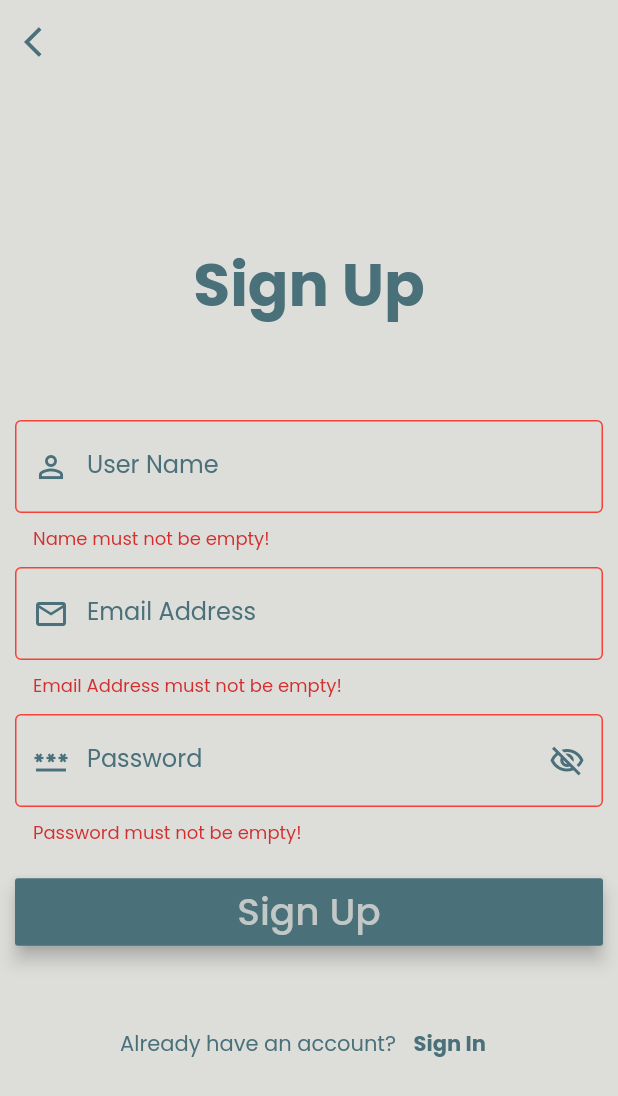
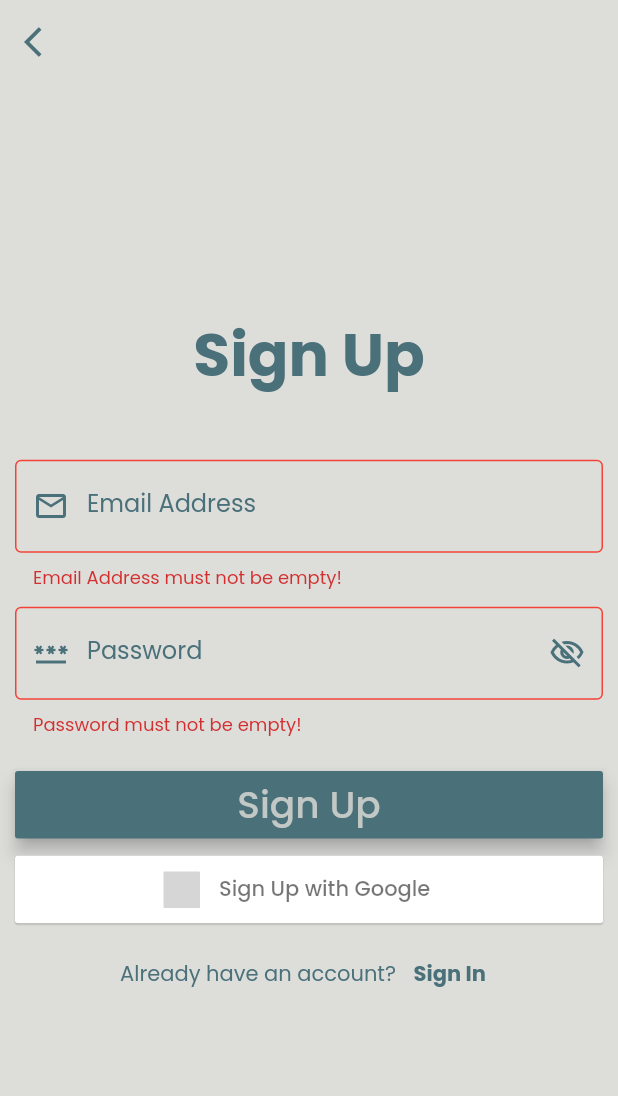
Before and after one commit to 5alafawyyy/turing, a Flutter app: the RegisterViewBody screen opened directly, after a tap on "Sign Up", on a phone screen of 412 x 824 dp. Shown: the top 1096 px of the screen. Run offline on Flutter 3.47's test engine with Material 2 defaults, Android fonts, the light colour scheme and no system bars; drawn by our look-alikes of modal_progress_hud_nsn; our stand-ins replace dots_indicator, firebase_auth, firebase_core, flutter_signin_button, get, google_fonts and 4 more; missing offline and left inert: flutter_overboard; accounts and stored records are empty; network calls fail; grey boxes are pictures that could not be loaded.

Commit message:
Add firebase authentication and change app name & icon

```diff
--- a/lib/controllers/register_controller.dart
+++ b/lib/controllers/register_controller.dart
@@ -1,5 +1,6 @@
 import 'package:flutter/material.dart';
 import 'package:get/get.dart';
+import 'package:turing/controllers/authController.dart';
 import 'package:turing/core/utils/styles.dart';
 
 class RegisterController extends GetxController{
@@ -10,16 +11,16 @@ class RegisterController extends GetxController{
   TextEditingController emailController = TextEditingController();
   TextEditingController passwordController = TextEditingController();
 
-  String? name, email, password;
+  String?  email, password;
   bool isLoading = false;
   bool isClicked = true;
 
-  String? userValidate(String? value){
-    if (value == null || value.isEmpty) {
-      return 'Name must not be empty!';
-    }
-    return null;
-  }
+  // String? userValidate(String? value){
+  //   if (value == null || value.isEmpty) {
+  //     return 'Name must not be empty!';
+  //   }
+  //   return null;
+  // }
   String? emailValidate(String? value) {
     if (value == null || value.isEmpty) {
       return 'Email Address must not be empty!';
@@ -40,24 +41,14 @@ class RegisterController extends GetxController{
     update();
   }
 
-  Future<void> onSubmit() async {
+  void onSubmit() async {
     if (formKey.currentState!.validate()) {
       isLoading = true;
       update();
-      await Future.delayed(const Duration(seconds: 3));
-
-      isLoading =false;
-      Get.back();
+      // await Future.delayed(const Duration(seconds: 3));
+      await AuthController.instance.register(emailController.text, passwordController.text);
+      isLoading = false;
       update();
-      Get.snackbar(
-        'Success',
-        'Email Created',
-        duration:  const Duration(seconds: 3),
-        snackPosition: SnackPosition.TOP,
-        backgroundColor: kPrimaryColor,
-        colorText: kForegroundColor,
-      );
-      //TODO: Implementation of Register with api
     }
   }
 
--- a/lib/data/helper/binding.dart
+++ b/lib/data/helper/binding.dart
@@ -6,7 +6,7 @@ class Binding extends Bindings{
 
   @override
   void dependencies() {
-    Get.lazyPut(() => ControlView());
+    // Get.lazyPut(() => ControlView());
     Get.lazyPut(() => NavigationController());
   }
 }
--- a/lib/presentation/auth/forget_password/forget_view_body.dart
+++ b/lib/presentation/auth/forget_password/forget_view_body.dart
@@ -85,6 +85,7 @@ class ForgetViewBody extends StatelessWidget {
                         type: TextInputType.emailAddress,
                         onChange: (data) {
                           controller.email = data;
+                          print(data);
                         },
                         validate: controller.emailValidate,
                         labelText: 'Email Address',
--- a/lib/presentation/auth/register/register_view_body.dart
+++ b/lib/presentation/auth/register/register_view_body.dart
@@ -1,6 +1,8 @@
 import 'package:flutter/material.dart';
+import 'package:flutter_signin_button/flutter_signin_button.dart';
 import 'package:get/get.dart';
 import 'package:modal_progress_hud_nsn/modal_progress_hud_nsn.dart';
+import 'package:turing/controllers/authController.dart';
 import 'package:turing/controllers/register_controller.dart';
 import 'package:turing/core/utils/styles.dart';
 import 'package:turing/core/widgets/default_button.dart';
@@ -50,26 +52,26 @@ class RegisterViewBody extends StatelessWidget {
                         ],
                       ),
                       const SizedBox(
-                        height: 60.0,
+                        height: 40.0,
                       ),
-                      defaultTextField(
-                        controller: controller.userController,
-                        type: TextInputType.name,
-                        onChange: (data)
-                        {
-                          controller.name = data;
-                        },
-                        validate: controller.userValidate,
-                        labelText: 'User Name',
-                        textFieldColor: kPrimaryColor,
-                        prefixIcon: const Icon(
-                          Icons.person_outline,
-                          color: kPrimaryColor,
-                        ),
-                      ),
-                      const SizedBox(
-                        height: 10,
-                      ),
+                      // defaultTextField(
+                      //   controller: controller.userController,
+                      //   type: TextInputType.name,
+                      //   onChange: (data)
+                      //   {
+                      //     controller.name = data;
+                      //   },
+                      //   validate: controller.userValidate,
+                      //   labelText: 'User Name',
+                      //   textFieldColor: kPrimaryColor,
+                      //   prefixIcon: const Icon(
+                      //     Icons.person_outline,
+                      //     color: kPrimaryColor,
+                      //   ),
+                      // ),
+                      // const SizedBox(
+                      //   height: 10,
+                      // ),
                       defaultTextField(
                         controller: controller.emailController,
                         type: TextInputType.emailAddress,
@@ -93,7 +95,7 @@ class RegisterViewBody extends StatelessWidget {
                         type: TextInputType.visiblePassword,
                         onChange: (data)
                         {
-                          controller.password = data;
+                          // controller.password = data;
                         },
                         validate: controller.passValidate,
                         labelText: 'Password',
@@ -121,7 +123,22 @@ class RegisterViewBody extends StatelessWidget {
                         themeColor: kPrimaryColor,
                       ),
                       const SizedBox(
-                        height: 40,
+                        height: 10,
+                      ),
+                      SizedBox(
+                        width: double.infinity,
+                        height: 45,
+                        child: SignInButton(
+                          Buttons.Google,
+                          text: "Sign Up with Google",
+                          onPressed: () async {
+                            await AuthController.instance.signInWithGoogle();
+                          },
+                          elevation: 0.5,
+                        ),
+                      ),
+                      const SizedBox(
+                        height: 10,
                       ),
                       Row(
                         mainAxisAlignment: MainAxisAlignment.center,
--- a/lib/presentation/drawer/drawer.dart
+++ b/lib/presentation/drawer/drawer.dart
@@ -1,6 +1,7 @@
 import 'package:flutter/material.dart';
 import 'package:get/get.dart';
 import 'package:shared_preferences/shared_preferences.dart';
+import 'package:turing/controllers/authController.dart';
 import 'package:turing/core/utils/data.dart';
 import 'package:turing/core/utils/styles.dart';
 import 'package:turing/presentation/auth/login/login_view.dart';
@@ -57,8 +58,7 @@ class MyDrawer extends StatelessWidget{
                 textIconColor: kPrimaryColor,
                 tileColor: kSecondaryColor,
                 onTap: () async{
-                  SharedPreferences prefs = await SharedPreferences.getInstance();
-                  await prefs.setBool("loginSuccess", true);
+                  AuthController.instance.logout();
                   Get.offAllNamed(LoginView.id);
                   },
             ),
--- a/lib/presentation/profile/screens/view/profile_view_body.dart
+++ b/lib/presentation/profile/screens/view/profile_view_body.dart
@@ -7,6 +7,8 @@ import 'package:turing/presentation/profile/screens/notification/notification.da
 import 'package:turing/presentation/profile/widgets/profile_menu.dart';
 import 'package:turing/presentation/profile/widgets/profile_pic.dart';
 import 'package:turing/presentation/setting/setting_view.dart';
+
+import '../../../../controllers/authController.dart';
 
 class ProfileViewBody extends StatelessWidget {
   const ProfileViewBody({Key? key}) : super(key: key);
@@ -54,8 +56,7 @@ class ProfileViewBody extends StatelessWidget {
             text: "Log Out",
             icon: "assets/icons/exit.png",
             onPressed: () async{
-              SharedPreferences prefs = await SharedPreferences.getInstance();
-              await prefs.setBool("loginSuccess", false);
+              AuthController.instance.logout();
               Get.offAll(
                     () => const LoginView(),
                 transition: Transition.fadeIn,
--- a/lib/presentation/splash/splash_view.dart
+++ b/lib/presentation/splash/splash_view.dart
@@ -22,7 +22,7 @@ class _SplashViewState extends State<SplashView> {
     _timer = Timer(const Duration(seconds: 2), _goNext);
   }
   _goNext(){
-    onboardScreen == 0 || onboardScreen == null ? Get.offNamed(OnBoardingView.id) : (isLoginSuccess ==false || isLoginSuccess == null ? Get.offNamed(LoginView.id) :Get.offAllNamed(ControlView.id));
+    // onboardScreen == 0 || onboardScreen == null ? Get.offNamed(OnBoardingView.id) : (isLoginSuccess ==false || isLoginSuccess == null ? Get.offNamed(LoginView.id) :Get.offAllNamed(ControlView.id));
 
   }
 
```
Also changed, not shown: lib/controllers/authController.dart (added, +326 -0 lines), lib/controllers/forget_pass_controller.dart (+4 -4 lines), lib/controllers/login_controller.dart (+5 -8 lines), lib/main.dart (+11 -6 lines), lib/presentation/auth/login/login_view_body.dart (+17 -0 lines), pubspec.yaml (+14 -0 lines), assets/icons/turing.png (added), assets/icons/turing_foreground.png (added), pubspec.lock, 25 other files.
